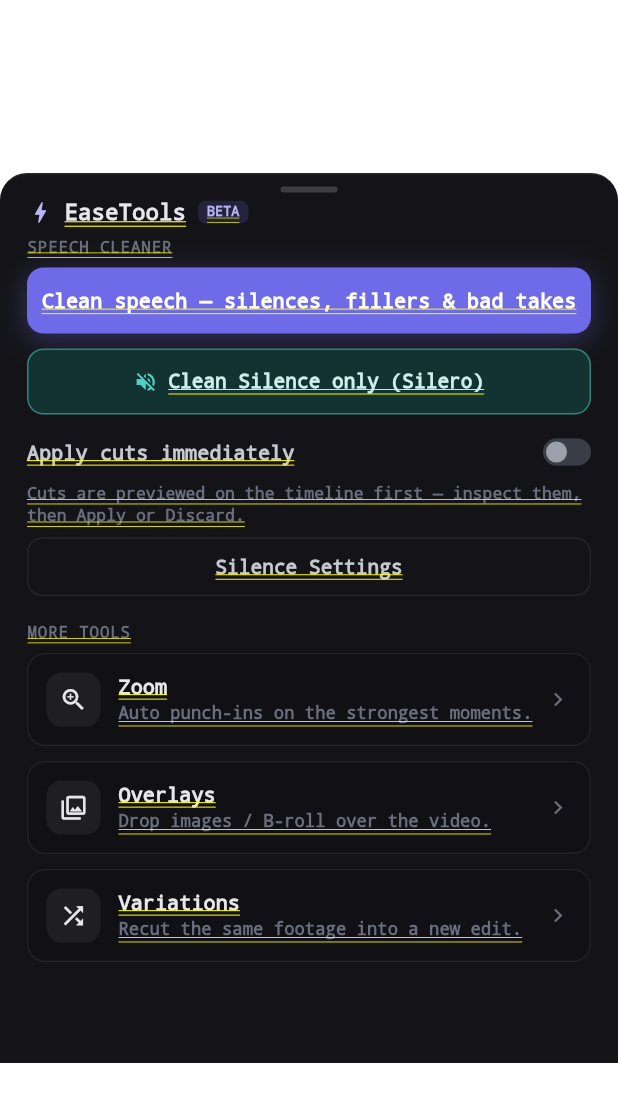
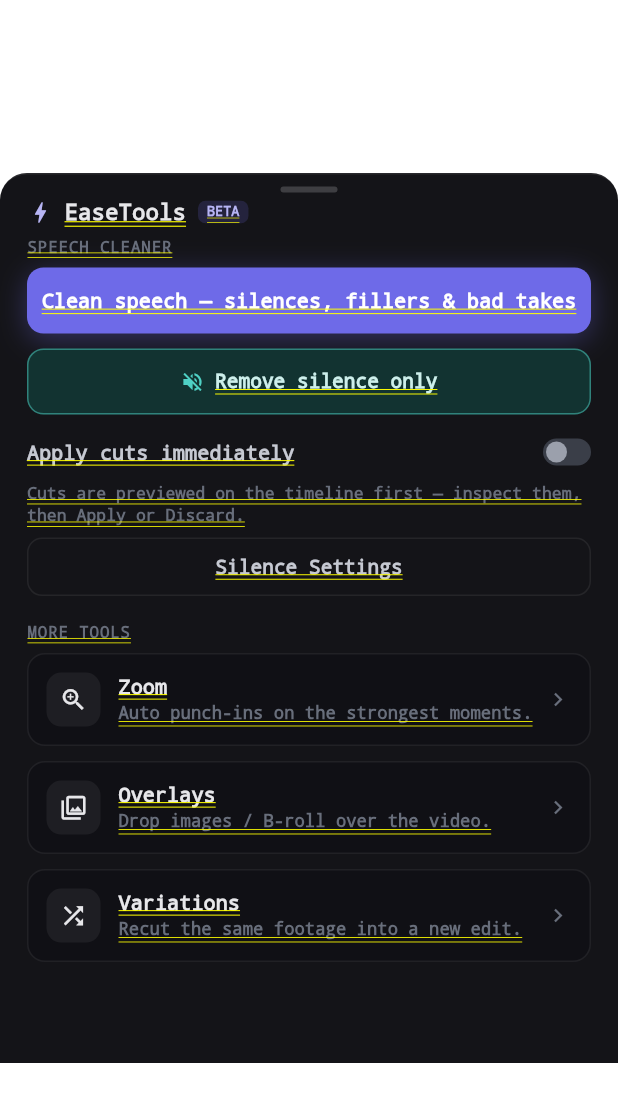
Before and after one commit to tayz07814-ctrl/easecutpro, a Flutter app: the EaseToolsSheet screen opened directly with empty values, on a phone screen of 412 x 824 dp. Shown: the top 1102 px of the screen. Run offline on Flutter 3.47's test engine with Material 3 defaults, Android fonts, the phone set to English and light mode, and no system bars; our stand-ins replace file_picker, shared_preferences, supabase_flutter, video_player; accounts and stored records are empty; project files that could hold a hidden picture were left out.

Commit message:
chore: rename 'Clean Silence only (Silero)' to 'Remove silence only'

```diff
--- a/mobile/lib/sheets/ease_tools_sheet.dart
+++ b/mobile/lib/sheets/ease_tools_sheet.dart
@@ -169,7 +169,7 @@
                         children: [
                           Icon(Icons.volume_off, size: 16, color: Color(0xFF4FD1C5)),
                           SizedBox(width: 7),
-                          Text('Clean Silence only (Silero)',
+                          Text('Remove silence only',
                               style: TextStyle(color: Color(0xFFCDEFEB), fontSize: 13, fontWeight: FontWeight.w600)),
                         ],
                       ),
```
